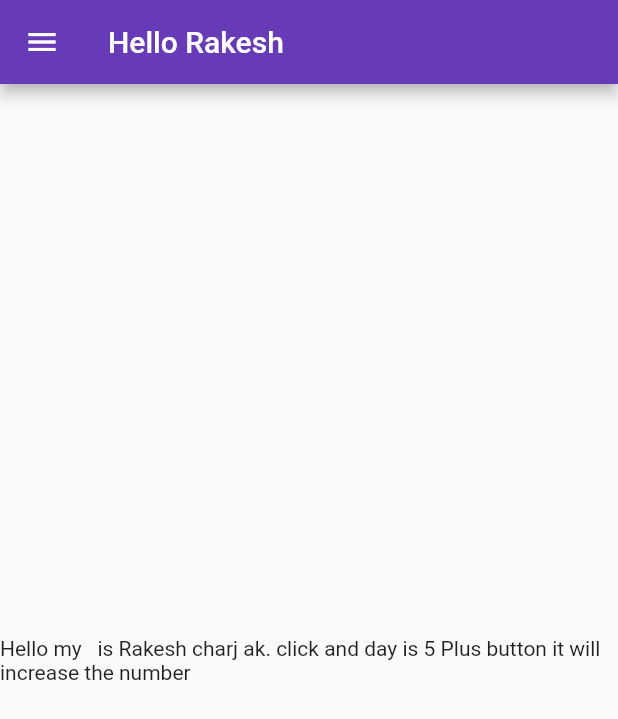
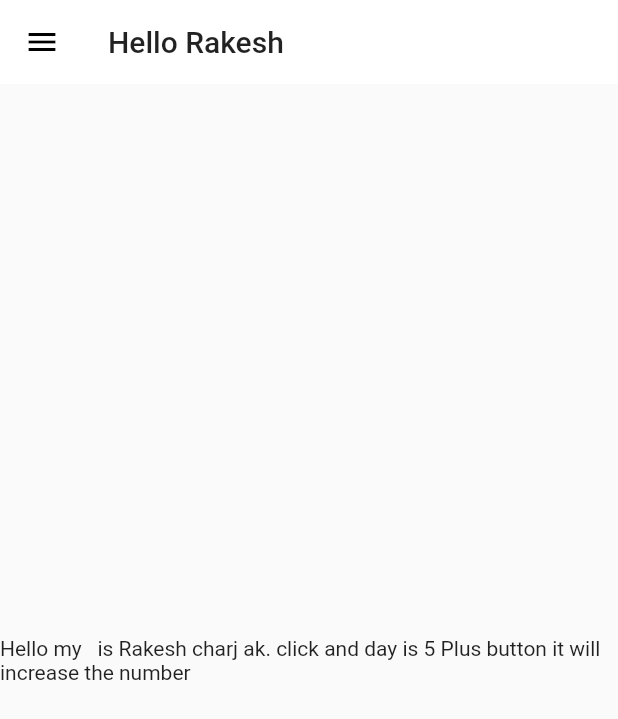
Before and after one commit to RakeshBhardwaj-coder/flutter_catalog, a Flutter app: the screen it shows after launch, on a phone screen of 412 x 824 dp. Shown: the top 719 px of the screen. Run offline on Flutter 3.47's test engine with Material 2 defaults, Android fonts, the phone set to English and light mode, and no system bars.

Commit message:
theme.dart made and looking good

```diff
--- a/lib/main.dart
+++ b/lib/main.dart
@@ -2,6 +2,7 @@ import 'package:flutter/material.dart';
 import 'package:flutter_catalog/pages/login_page.dart';
 import 'package:flutter_catalog/pages/routes.dart';
 import 'pages/home_page.dart';
+import 'themes/theme.dart';
 
 void main() {
   runApp(const MyApp());
@@ -14,13 +15,8 @@ class MyApp extends StatelessWidget {
   Widget build(BuildContext context) {
     return MaterialApp(
       themeMode: ThemeMode.light,
-      theme: ThemeData(
-        primarySwatch: Colors.deepPurple,
-        // fontFamily: GoogleFonts.lato().fontFamily,
-      ),
-      darkTheme: ThemeData(
-        brightness: Brightness.dark,
-      ),
+      theme: MyTheme.lightTheme(context),
+      darkTheme: MyTheme().darkTheme(context),
       debugShowCheckedModeBanner: false,
       initialRoute: MyRoutes.homeRoute,
       routes: {
--- /dev/null
+++ b/lib/themes/theme.dart
@@ -0,0 +1,17 @@
+import 'package:flutter/material.dart';
+
+class MyTheme {
+  static ThemeData lightTheme(BuildContext context) => ThemeData(
+      primarySwatch: Colors.deepPurple,
+      // fontFamily: GoogleFonts.lato().fontFamily,
+      appBarTheme: AppBarTheme(
+        color: Colors.white,
+        elevation: 0.0,
+        iconTheme: const IconThemeData(color: Colors.black),
+        toolbarTextStyle: Theme.of(context).textTheme.bodyText2,
+        titleTextStyle: Theme.of(context).textTheme.headline6,
+      ));
+   ThemeData darkTheme(BuildContext context) => ThemeData(
+        brightness: Brightness.dark,
+      );
+}
```
